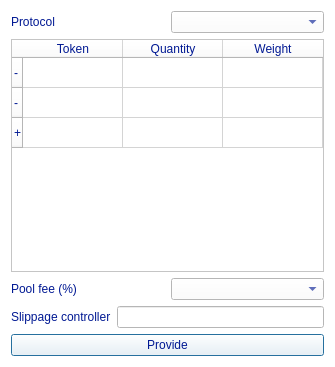
Qt form NewPoolProvisionDialog.ui (LiquidityProtocol/AMM-Simulator) before a commit.
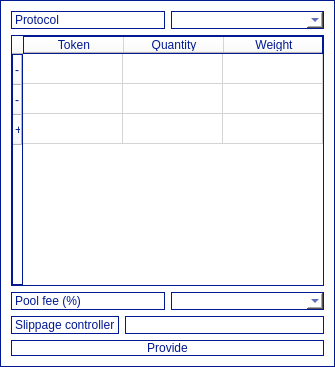
The same form after that commit.

```diff
--- a/NewPoolProvisionDialog.ui
+++ b/NewPoolProvisionDialog.ui
@@ -21,7 +21,10 @@
   </property>
   <property name="styleSheet">
    <string notr="true">background-color: rgb(255, 255, 255);
-color: rgb(1, 25, 147);</string>
+color: rgb(1, 25, 147);
+border: 1px solid; 
+border-color: rgb(1, 25, 147);
+</string>
   </property>
   <layout class="QVBoxLayout" name="verticalLayout">
    <item>
```
